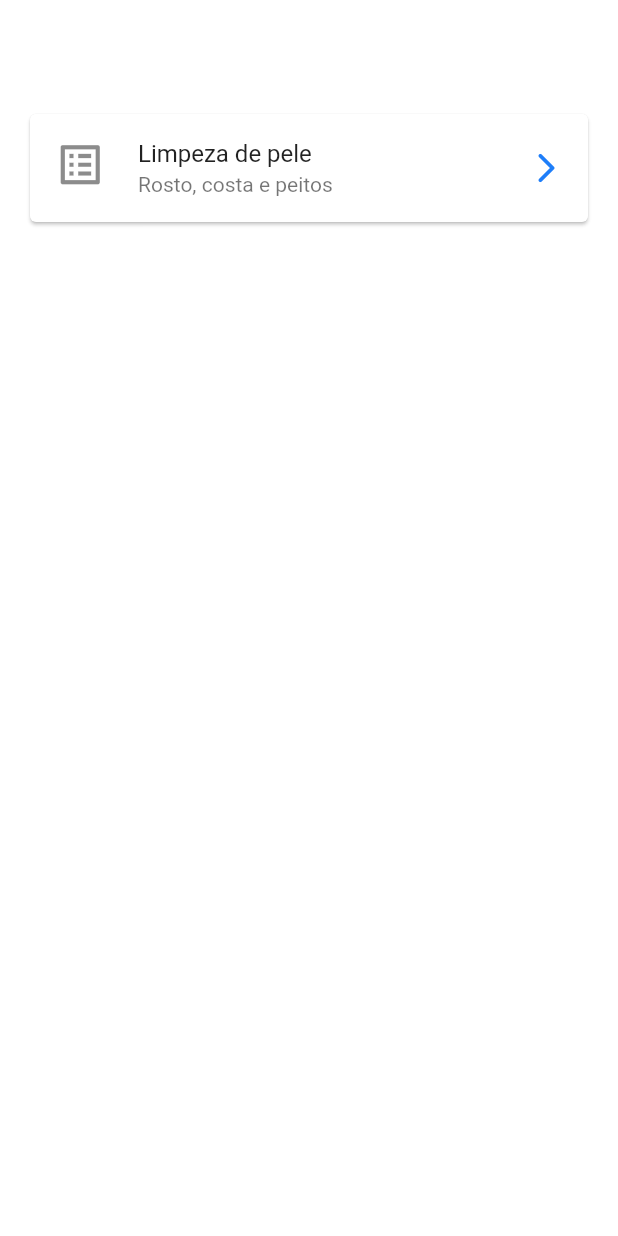
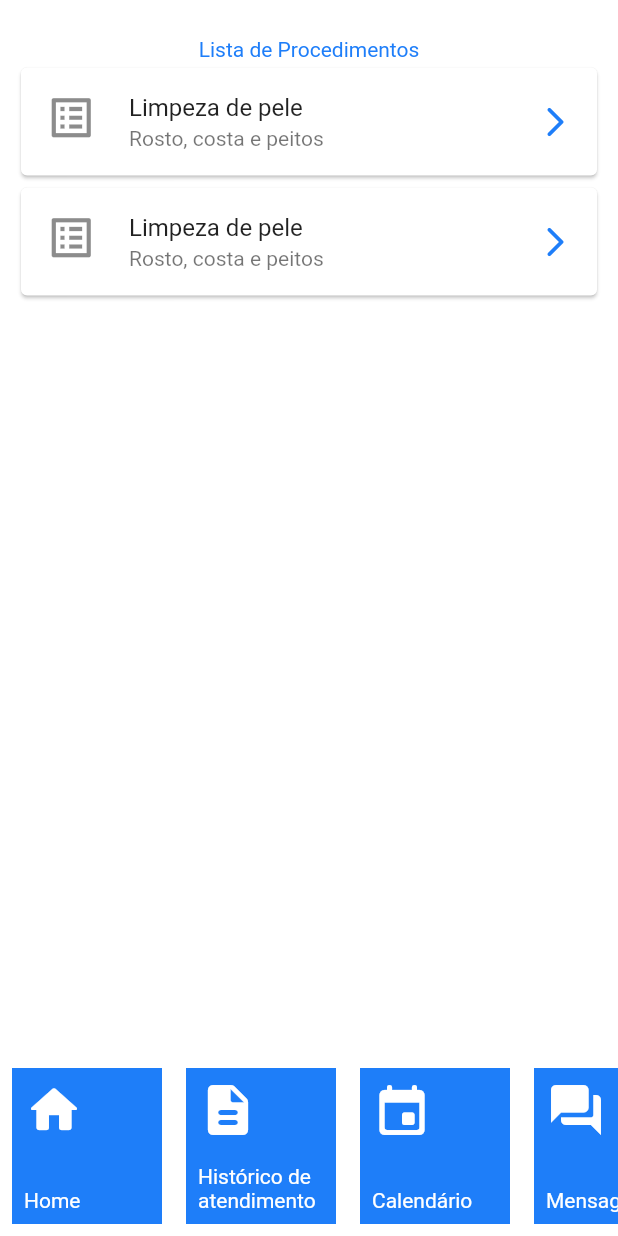
Before and after one commit to Diozefe/mobclinic, a Flutter app: the screen it shows after launch, on a phone screen of 412 x 824 dp. Run offline on Flutter 3.47's test engine with Material 2 defaults, Android fonts, the phone set to English and light mode, and no system bars.

Commit message:
Adicionado Navigator em Home, Ajustado dashboard, incluido Textfield, ajustado cores.

```diff
--- /dev/null
+++ b/lib/components/home/navigator.dart
@@ -0,0 +1,37 @@
+import 'package:flutter/material.dart';
+import 'package:mobclinic/global/globals.dart';
+
+class NavigatorHome extends StatelessWidget {
+  final String title;
+  final IconData icon;
+
+  const NavigatorHome({Key key, @required this.title, @required this.icon})
+      : super(key: key);
+  @override
+  Widget build(BuildContext context) {
+    return Padding(
+      padding: const EdgeInsets.all(8.0),
+      child: Container(
+          width: 100,
+          color: Global.mediumBlue,
+          child: Padding(
+            padding: const EdgeInsets.all(8.0),
+            child: Column(
+              mainAxisAlignment: MainAxisAlignment.spaceBetween,
+              crossAxisAlignment: CrossAxisAlignment.start,
+              children: [
+                Icon(
+                  icon,
+                  size: 40,
+                  color: Global.white,
+                ),
+                Text(
+                  title,
+                  style: TextStyle(color: Global.white),
+                ),
+              ],
+            ),
+          )),
+    );
+  }
+}
--- a/lib/components/textfield_widget.dart
+++ b/lib/components/textfield_widget.dart
@@ -1,4 +1,5 @@
 import 'package:flutter/material.dart';
+import 'package:flutter/services.dart';
 import 'package:mobclinic/global/globals.dart';
 import 'package:mobclinic/models/home_model.dart';
 import 'package:provider/provider.dart';
@@ -9,6 +10,7 @@ class TextFieldWidget extends StatelessWidget {
   final IconData sufifxIconData;
   final bool obscureText;
   final Function onChanged;
+  final TextInputType keyboardType;
 
   const TextFieldWidget({
     Key key,
@@ -17,12 +19,14 @@ class TextFieldWidget extends StatelessWidget {
     this.sufifxIconData,
     this.obscureText,
     this.onChanged,
+    this.keyboardType,
   }) : super(key: key);
   @override
   Widget build(BuildContext context) {
     final model = Provider.of<HomeModel>(context);
 
     return TextField(
+      keyboardType: keyboardType,
       onChanged: onChanged,
       obscureText: obscureText,
       style: TextStyle(
--- a/lib/main.dart
+++ b/lib/main.dart
@@ -1,8 +1,7 @@
 import 'package:flutter/material.dart';
 import 'package:flutter/services.dart';
 import 'package:mobclinic/models/home_model.dart';
-import 'package:mobclinic/views/dashboard/home.dart';
-import 'package:mobclinic/views/login/homeview.dart';
+import 'package:mobclinic/views/dashboard/dashboard.dart';
 import 'package:provider/provider.dart';
 
 void main() {
--- /dev/null
+++ b/lib/views/dashboard/dashboard.dart
@@ -0,0 +1,90 @@
+import 'package:flutter/material.dart';
+import 'package:mobclinic/components/cardProcedimentos_widget.dart';
+import 'package:mobclinic/components/home/navigator.dart';
+import 'package:mobclinic/global/globals.dart';
+import 'package:flutter/services.dart';
+
+const platform = MethodChannel('uk.spiralarm.display/metrics');
+
+class DashboardHome extends StatelessWidget {
+  @override
+  Widget build(BuildContext context) {
+    return Material(
+      color: Global.white,
+      child: Container(
+        color: Global.white,
+        child: Column(
+          mainAxisAlignment: MainAxisAlignment.end,
+          crossAxisAlignment: CrossAxisAlignment.center,
+          children: [
+            Container(
+              height: (MediaQuery.of(context).size.height) -
+                  (MediaQuery.of(context).padding.top) -
+                  120,
+              child: Padding(
+                padding: const EdgeInsets.all(10),
+                child: Column(
+                  children: [
+                    Padding(
+                      padding: const EdgeInsets.only(top: 15),
+                      child: Text(
+                        'Lista de Procedimentos',
+                        style: TextStyle(color: Global.mediumBlue),
+                      ),
+                    ),
+                    ListView(
+                      shrinkWrap: true,
+                      children: [
+                        CardProcedimentos(
+                          titlecard: 'Limpeza de pele',
+                          subtitlecard: 'Rosto, costa e peitos',
+                          icon: Icons.arrow_forward_ios_rounded,
+                        ),
+                        CardProcedimentos(
+                          titlecard: 'Limpeza de pele',
+                          subtitlecard: 'Rosto, costa e peitos',
+                          icon: Icons.arrow_forward_ios_rounded,
+                        ),
+                      ],
+                    ),
+                  ],
+                ),
+              ),
+            ),
+            Padding(
+              padding: EdgeInsets.only(
+                  bottom: MediaQuery.of(context).padding.bottom),
+              child: Container(
+                height: 120 - MediaQuery.of(context).padding.bottom,
+                child: ListView(
+                  scrollDirection: Axis.horizontal,
+                  children: [
+                    InkWell(
+                        onTap: () {},
+                        child: NavigatorHome(
+                          title: 'Home',
+                          icon: Icons.home_rounded,
+                        )),
+                    NavigatorHome(
+                        title: 'Histórico de atendimento',
+                        icon: Icons.description_rounded),
+                    NavigatorHome(
+                        title: 'Calendário', icon: Icons.event_rounded),
+                    NavigatorHome(
+                        title: 'Mensagens',
+                        icon: Icons.question_answer_rounded),
+                    NavigatorHome(
+                        title: 'Anamnésia', icon: Icons.assignment_ind_rounded),
+                    NavigatorHome(
+                        title: 'Confirmar Agenda',
+                        icon: Icons.playlist_add_check_rounded),
+                  ],
+                ),
+              ),
+            ),
+          ],
+        ),
+      ),
+    );
+  }
+}
--- a/lib/views/dashboard/home.dart
+++ /dev/null
@@ -1,31 +0,0 @@
-import 'package:flutter/material.dart';
-import 'package:mobclinic/components/bottomNavigator_widget.dart';
-import 'package:mobclinic/components/cardProcedimentos_widget.dart';
-import 'package:mobclinic/global/globals.dart';
-
-class DashboardHome extends StatelessWidget {
-  @override
-  Widget build(BuildContext context) {
-    return Scaffold(
-      backgroundColor: Global.white,
-      appBar: AppBar(
-        backgroundColor: Global.white,
-        shadowColor: Global.white,
-        elevation: 0,
-      ),
-      body: Padding(
-        padding: const EdgeInsets.all(8.0),
-        child: ListView(
-          padding: const EdgeInsets.all(8.0),
-          children: [
-            CardProcedimentos(
-              titlecard: 'Limpeza de pele',
-              subtitlecard: 'Rosto, costa e peitos',
-              icon: Icons.arrow_forward_ios_rounded,
-            ),
-          ],
-        ),
-      ),
-    );
-  }
-}
--- a/lib/views/login/homeview.dart
+++ b/lib/views/login/homeview.dart
@@ -66,6 +66,7 @@ class HomeView extends StatelessWidget {
               mainAxisAlignment: MainAxisAlignment.end,
               children: [
                 TextFieldWidget(
+                  keyboardType: TextInputType.emailAddress,
                   hintText: 'Email',
                   obscureText: false,
                   prefixIconData: Icons.mail_outline,
```
